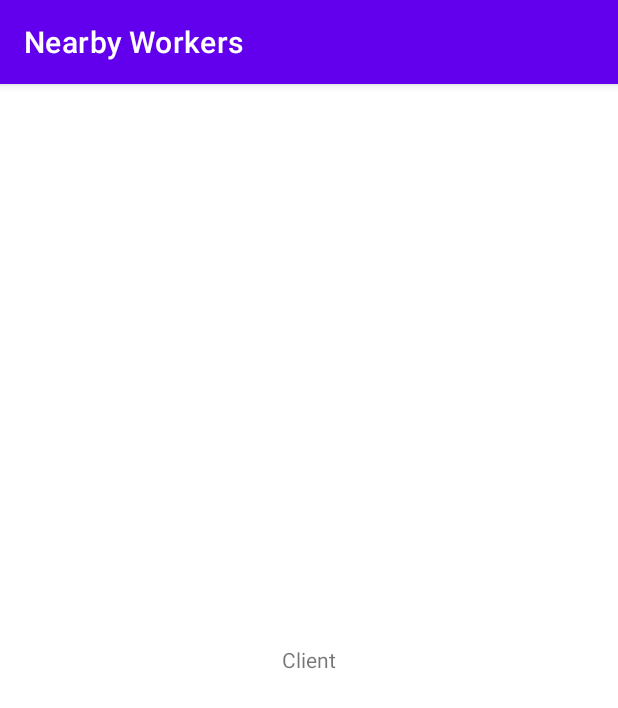
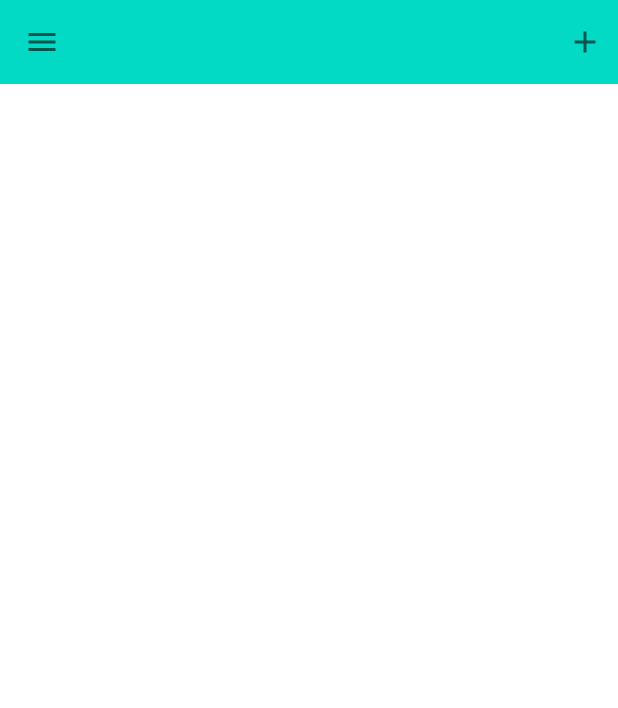
Before and after one commit to EmmanuelChangole/Nearby-Workers, an Android app: the screen it shows after launch once a user with an empty profile is signed in (ClientActivity), on a phone screen of 412 x 824 dp. Shown: the top 708 px of the screen. Run offline under Robolectric (Android 15) with nearby library versions, the light colour scheme and no system bars; our stand-ins replace Firebase (no records; nobody signed in at launch, a user with empty details on screens opened directly).

Commit message:
client side

```diff
--- a/app/src/main/AndroidManifest.xml
+++ b/app/src/main/AndroidManifest.xml
@@ -21,7 +21,9 @@
             />
         <activity
             android:name=".ui.ClientActivity"
-            android:exported="false" />
+            android:exported="false"
+            android:theme="@style/Theme.AppCompat.Light.NoActionBar"
+            />
         <activity
             android:name=".ui.DetailsActivity"
             android:exported="false" />
--- a/app/src/main/java/com/example/nearbyworkers/model/User.kt
+++ b/app/src/main/java/com/example/nearbyworkers/model/User.kt
@@ -5,6 +5,8 @@ data class User
     var username: String? = "",
     var profileImageUrl:String="",
     var account:String="",
+    var lat:Double=0.0,
+    var lon:Double=0.0,
 
 
 )
--- a/app/src/main/java/com/example/nearbyworkers/ui/ClientActivity.kt
+++ b/app/src/main/java/com/example/nearbyworkers/ui/ClientActivity.kt
@@ -2,11 +2,39 @@ package com.example.nearbyworkers.ui
 
 import androidx.appcompat.app.AppCompatActivity
 import android.os.Bundle
+import android.widget.ImageView
+import androidx.fragment.app.Fragment
+import androidx.fragment.app.FragmentTransaction
 import com.example.nearbyworkers.R
+import com.example.nearbyworkers.databinding.ActivityClientBinding
 
 class ClientActivity : AppCompatActivity() {
+    private lateinit var imgAdd:ImageView
+    private lateinit var binding:ActivityClientBinding
+
     override fun onCreate(savedInstanceState: Bundle?) {
         super.onCreate(savedInstanceState)
-        setContentView(R.layout.activity_client)
+        binding= ActivityClientBinding.inflate(layoutInflater)
+        setContentView(binding.root)
+        initWidgets()
+
+    }
+
+    private fun initWidgets()
+    {
+        imgAdd=binding.imgAdd
+        imgAdd.setOnClickListener{
+            setUpFragment(LocationFragment())
+
+        }
+
+    }
+
+
+    fun setUpFragment(fragment: Fragment)
+    {
+        val fragmentTransaction: FragmentTransaction = supportFragmentManager.beginTransaction()
+        fragmentTransaction.replace(R.id.container,fragment)
+        fragmentTransaction.commit()
     }
 }
--- a/app/src/main/res/layout/activity_client.xml
+++ b/app/src/main/res/layout/activity_client.xml
@@ -5,11 +5,58 @@
     android:layout_width="match_parent"
     android:layout_height="match_parent"
     tools:context=".ui.ClientActivity">
-    <TextView
-        android:layout_width="wrap_content"
+
+    <com.google.android.material.appbar.MaterialToolbar
+        android:id="@+id/clientToolbar"
+        android:background="@color/teal_200"
+        android:layout_width="match_parent"
         android:layout_height="wrap_content"
-        android:layout_centerInParent="true"
-        android:text="Client"
-        />
+        >
+        <RelativeLayout
+            android:layout_width="match_parent"
+            android:layout_height="match_parent">
+            <ImageView
+                android:layout_width="wrap_content"
+                android:layout_height="wrap_content"
+                android:src="@drawable/ic_menu"
+
+                />
+
+            <ImageView
+                android:id="@+id/imgAdd"
+                android:layout_width="wrap_content"
+                android:layout_height="wrap_content"
+                android:src="@drawable/ic_add"
+                android:layout_alignParentRight="true"
+                android:layout_marginRight="10dp"
+
+                />
+
+
+
+        </RelativeLayout>
+
+
+    </com.google.android.material.appbar.MaterialToolbar>
+
+    <RelativeLayout
+        android:layout_width="match_parent"
+        android:layout_height="match_parent"
+        android:layout_below="@id/clientToolbar"
+        >
+
+        <FrameLayout
+            android:id="@+id/container"
+            android:layout_width="match_parent"
+            android:layout_height="match_parent"
+            android:background="@android:color/white"
+            />
+
+
+
+
+    </RelativeLayout>
+
+
 
 </RelativeLayout>
--- a/app/src/main/res/values/strings.xml
+++ b/app/src/main/res/values/strings.xml
@@ -4,6 +4,7 @@
     <string name="worker">Worker</string>
     <string name="save">Save</string>
     <string name="workAdd">Add</string>
+
     <string-array name="workCategories">
         <item>Construction and repair</item>
         <item>Laundry</item>
```
Also changed, not shown: app/src/main/java/com/example/nearbyworkers/ui/LocationFragment.kt (added, +296 -0 lines), app/src/main/java/com/example/nearbyworkers/ui/LocationViewModel.kt (added, +7 -0 lines), app/src/main/res/drawable/ic_user.xml (added, +10 -0 lines), app/src/main/res/layout/dialog_add_contact.xml (added, +52 -0 lines), app/src/main/res/layout/location_fragment.xml (added, +21 -0 lines), app/src/main/res/layout/user_row_new_message.xml (added, +45 -0 lines), app/src/main/res/values/themes.xml (+11 -0 lines).
